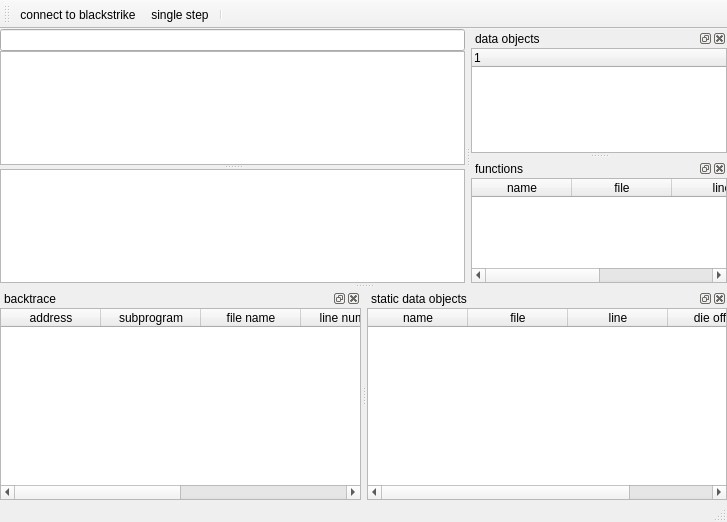
First picture: the form in mainwindow.ui, repository stoyan-shopov/troll, before the edit.
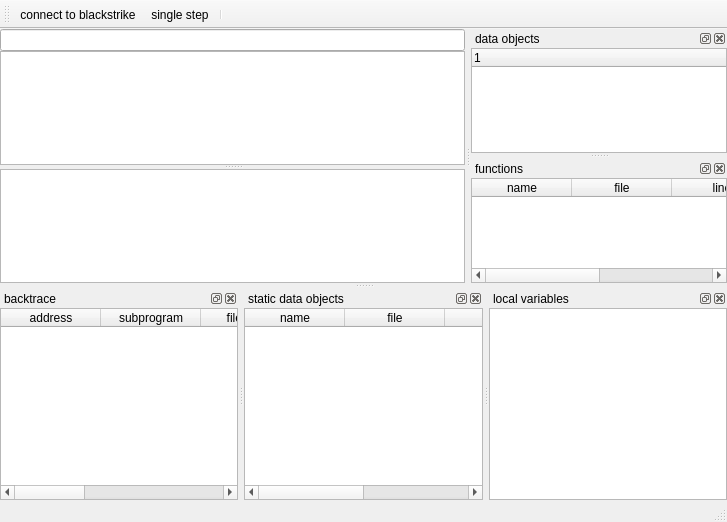
Second picture: the form after the edit.

Commit message: started adding support for displaying local variables

What changed in the file:
```diff
--- a/mainwindow.ui
+++ b/mainwindow.ui
@@ -287,6 +287,36 @@
     </layout>
    </widget>
   </widget>
+  <widget class="QDockWidget" name="dockWidgetLocalVariables">
+   <property name="windowTitle">
+    <string>local variables</string>
+   </property>
+   <attribute name="dockWidgetArea">
+    <number>8</number>
+   </attribute>
+   <widget class="QWidget" name="dockWidgetContents_5">
+    <layout class="QVBoxLayout" name="verticalLayout_6">
+     <property name="spacing">
+      <number>0</number>
+     </property>
+     <property name="leftMargin">
+      <number>0</number>
+     </property>
+     <property name="topMargin">
+      <number>0</number>
+     </property>
+     <property name="rightMargin">
+      <number>0</number>
+     </property>
+     <property name="bottomMargin">
+      <number>0</number>
+     </property>
+     <item>
+      <widget class="QListWidget" name="listWidgetLocalVariables"/>
+     </item>
+    </layout>
+   </widget>
+  </widget>
   <action name="actionBlackstrikeConnect">
    <property name="text">
     <string>connect to blackstrike</string>
```
Left out of the diff: 6 changed lines with no effect on the pictures. The commit also changes 2 other files.
